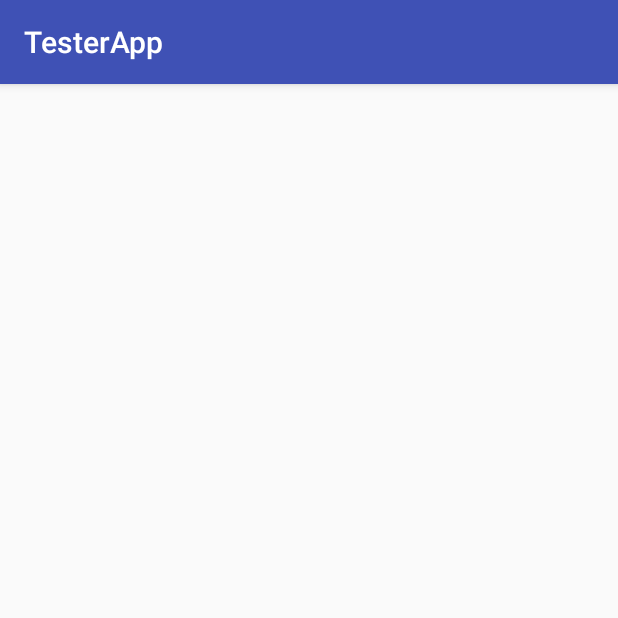
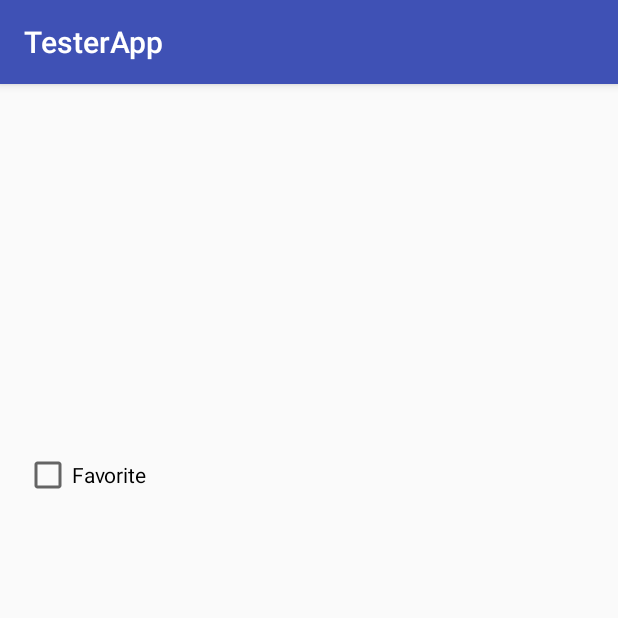
Before and after one commit to tatertotz/TesterApp, an Android app: the SushiActivity screen opened directly, with no data from a screen before it, on a phone screen of 412 x 824 dp, the top half of it. Run offline under Robolectric (Android 15) with nearby library versions, the phone set to English and light mode, and no system bars; 1 statement that could not run was skipped.

Commit message:
Got the checkbox there and it should populate the database. Now time to get the favorites to show on the homescreen.

```diff
--- a/app/src/main/java/com/example/lia/testerapp/SushiDatabaseHelper.java
+++ b/app/src/main/java/com/example/lia/testerapp/SushiDatabaseHelper.java
@@ -12,7 +12,7 @@ import android.database.sqlite.SQLiteOpenHelper;
 public class SushiDatabaseHelper extends SQLiteOpenHelper {
 
     private static final String DB_NAME = "sushi";
-    private static final int DB_VERSION = 2;
+    private static final int DB_VERSION = 3;
 
     SushiDatabaseHelper(Context context) {
         super(context, DB_NAME, null, DB_VERSION);
@@ -56,8 +56,8 @@ public class SushiDatabaseHelper extends SQLiteOpenHelper {
                     R.drawable.maguro_nigiri);
         }
 
-        //What to do if you have an old version of the database.
-        if (oldVersion < 2) {
+        //What to do if you have version 1 of the database (it was lacking some spaces in some description entries).
+        if (oldVersion == 1) {
             updateSushi(db, "Sake Nigiri", "Nigiri", "Salmon", R.drawable.sake_nigiri);
             updateSushi(db, "California Roll", "Uramaki",
                     "One of the rare types of Western sushi that's popular in Japan. " +
@@ -75,6 +75,11 @@ public class SushiDatabaseHelper extends SQLiteOpenHelper {
                     "A lean cut of tuna. This is the inexpensive variety of tuna. " +
                             "When it comes to tuna, fatty cuts are more expensive.",
                     R.drawable.maguro_nigiri);
+        }
+
+        //What to do if you have an old version of the database.
+        if (oldVersion < 3) {
+            db.execSQL("ALTER TABLE SUSHI ADD COLUMN FAVORITE NUMERIC;");
         }
     }
 
--- a/app/src/main/res/layout/activity_sushi.xml
+++ b/app/src/main/res/layout/activity_sushi.xml
@@ -23,4 +23,11 @@
         android:layout_width="match_parent"
         android:layout_height="wrap_content" />
 
+    <CheckBox
+        android:id="@+id/favorite"
+        android:layout_width="wrap_content"
+        android:layout_height="wrap_content"
+        android:text="@string/favorite"
+        android:onClick="onFavoriteClicked"/>
+
 </LinearLayout>
--- a/app/src/main/res/values/strings.xml
+++ b/app/src/main/res/values/strings.xml
@@ -4,6 +4,7 @@
     <string name="types"></string>
     <string name="send">SEND MESSAGE</string>
     <string name="chooser">Send message...</string>
+    <string name="favorite">Favorite</string>
     <string-array name="sushi_styles">
         <item>Maki</item>
         <item>Uramaki</item>
```
Also changed, not shown: app/src/main/java/com/example/lia/testerapp/SushiActivity.java (+30 -2 lines).
